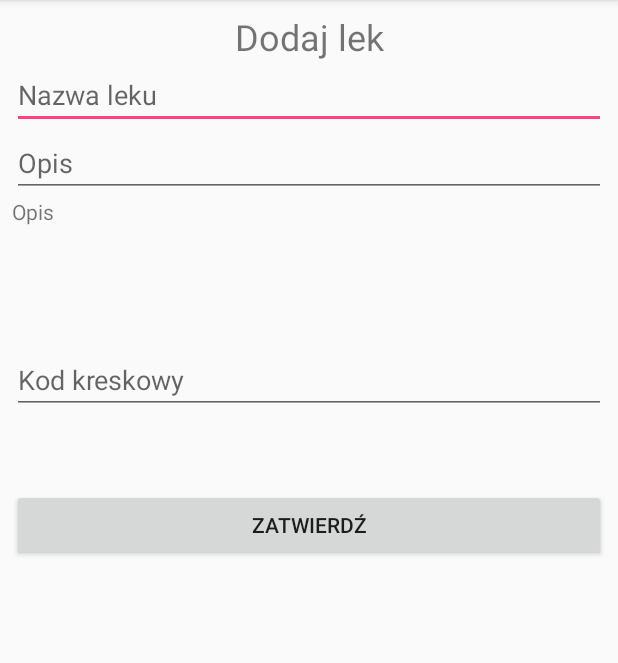
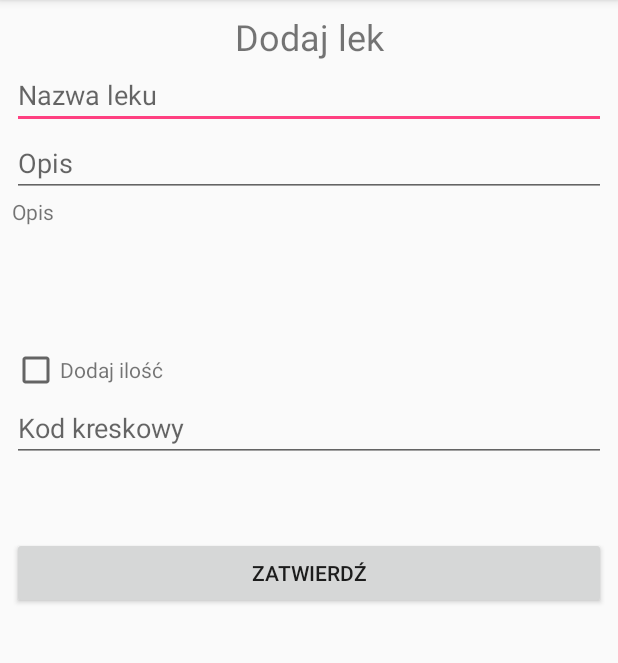
Before and after one commit to SmartUS-KNI/WirtualnaApteczka, an Android app: the screen it shows after launch (NewMedicineFormActivity), after a tap on "DODAJ LEK", on a phone screen of 412 x 824 dp, the part 84-747 px from its top. Run offline under Robolectric (Android 15) with nearby library versions, the phone set to English and light mode, and no system bars; libraries missing offline, so code that uses them is left out: org.greenrobot.greendao; 5 statements that could not run were skipped.

Commit message:
Added: -enum for medicine type -elements to set a count in form -query in SQLiteDatabaseHelper -some strings -spinners' implementation
Modified:
-database structure

```diff
--- a/DatabaseGenerator/src/main/java/com/greendao/MyGenerator.java
+++ b/DatabaseGenerator/src/main/java/com/greendao/MyGenerator.java
@@ -42,6 +42,12 @@ public class MyGenerator {
         Property medicineIdFkInfo = information.addLongProperty(
                 "idMedicine").getProperty();
 
+        Entity medicine_count = schema.addEntity("Medicine_Count");
+        medicine_count.addIdProperty().autoincrement();
+        medicine_count.addDoubleProperty("count");
+        medicine_count.addLongProperty("medicineType").notNull();
+        medicine_count.addIntProperty("medicineTypeUnit").notNull();
+
         Entity medicine = schema.addEntity("Medicine");
         medicine.addIdProperty().autoincrement();
         medicine.addStringProperty("name");
@@ -49,6 +55,8 @@ public class MyGenerator {
         medicine.addStringProperty("tag");
         medicine.addStringProperty("EAN");
         //FK
+        Property medicineCountIdFKMedicine = medicine.addLongProperty(
+                "idCount").getProperty();
 
         Entity tags_list = schema.addEntity("Tags_List");
         tags_list.addIdProperty().autoincrement();
@@ -87,6 +95,9 @@ public class MyGenerator {
         tag.addToMany(tags_list, tagIdFKTagsList).setName("tagsList");
         tags_list.addToOne(tag, tagIdFKTagsList);
 
+        medicine.addToOne(medicine_count, medicineCountIdFKMedicine);
+        //medicine_count.addToOne(medicine, medicineCountIdFKMedicine);
+
         new File("..\\app\\src\\main\\java\\generatedDatabaseTables").mkdir();
         new DaoGenerator().generateAll(schema, "..\\app\\src\\main\\java\\generatedDatabaseTables");
     }
--- a/app/src/main/java/smartcity/kni/wirtualnaapteczka/NewMedicineFormActivity.java
+++ b/app/src/main/java/smartcity/kni/wirtualnaapteczka/NewMedicineFormActivity.java
@@ -3,12 +3,21 @@ package smartcity.kni.wirtualnaapteczka;
 import android.support.v7.app.AppCompatActivity;
 import android.os.Bundle;
 import android.view.View;
+import android.widget.AdapterView;
+import android.widget.ArrayAdapter;
 import android.widget.Button;
+import android.widget.CheckBox;
+import android.widget.CompoundButton;
+import android.widget.LinearLayout;
+import android.widget.Spinner;
 import android.widget.Toast;
 
+import java.util.ArrayList;
+import java.util.List;
 import java.util.Map;
 
 import smartcity.kni.wirtualnaapteczka.enums.ELayoutContentType;
+import smartcity.kni.wirtualnaapteczka.enums.EMedicineType;
 import smartcity.kni.wirtualnaapteczka.exceptions.MissingConverterException;
 import smartcity.kni.wirtualnaapteczka.layout.content.LayoutContent;
 import smartcity.kni.wirtualnaapteczka.layout.content.LayoutContentConfig;
@@ -24,7 +33,38 @@ public class NewMedicineFormActivity extends AppCompatActivity {
         super.onCreate(savedInstanceState);
         this.setContentView(R.layout.activity_new_medicine_form);
 
+        final LinearLayout countingContainer = (LinearLayout) findViewById(R.id.counting_container);
+        CheckBox countCheckBox = (CheckBox)findViewById(R.id.check_counting);
+        Spinner medicineType = (Spinner) findViewById(R.id.medicine_type);
+        final Spinner medicineTypeUnit = (Spinner) findViewById(R.id.medicine_type_unit);
         Button submitFormButton = (Button) findViewById(R.id.submit_From_New_Medicine_Button);
+
+        countingContainer.setVisibility(View.GONE);
+        countCheckBox.setOnCheckedChangeListener(new CompoundButton.OnCheckedChangeListener() {
+            @Override
+            public void onCheckedChanged(CompoundButton buttonView, boolean isChecked) {
+                if(isChecked)
+                    countingContainer.setVisibility(View.VISIBLE);
+                else
+                    countingContainer.setVisibility(View.GONE);
+            }
+        });
+
+        this.fillSpinnerWithStrings(medicineType, getString(R.string.medicine_type), this.getStringsFromMedicineType());
+        medicineType.setOnItemSelectedListener(new AdapterView.OnItemSelectedListener() {
+            @Override
+            public void onItemSelected(AdapterView<?> parent, View view, int position, long id) {
+                if(position > 0)
+                    fillSpinnerWithStrings(medicineTypeUnit, getString(R.string.medicine_type_unit), EMedicineType.values()[position-1].getUnits());
+                else
+                    fillSpinnerWithStrings(medicineTypeUnit, getString(R.string.medicine_type_unit), null);
+            }
+
+            @Override
+            public void onNothingSelected(AdapterView<?> parent) {
+                //NOTHING TO DO
+            }
+        });
 
         submitFormButton.setOnClickListener(new View.OnClickListener() {
 
@@ -65,4 +105,26 @@ public class NewMedicineFormActivity extends AppCompatActivity {
         return medicine;
     }
 
+    private void fillSpinnerWithStrings(Spinner spinner, String prefix, List<String> strings) {
+        List<String> spinnerStrings = new ArrayList<>();
+
+        spinnerStrings.add(prefix);
+
+        if(strings != null)
+            spinnerStrings.addAll(strings);
+
+        ArrayAdapter<String> spinnerAdapter = new ArrayAdapter<String>(this, R.layout.support_simple_spinner_dropdown_item,
+                (String[])spinnerStrings.toArray(new String[spinnerStrings.size()]));
+        spinner.setAdapter(spinnerAdapter);
+    }
+
+    private List<String> getStringsFromMedicineType() {
+        List<String> medicineTypeStrings = new ArrayList<>();
+
+        for(EMedicineType i: EMedicineType.values()) {
+            medicineTypeStrings.add(i.getName());
+        }
+
+        return medicineTypeStrings;
+    }
 }
--- /dev/null
+++ b/app/src/main/java/smartcity/kni/wirtualnaapteczka/enums/EMedicineType.java
@@ -0,0 +1,51 @@
+package smartcity.kni.wirtualnaapteczka.enums;
+
+import java.util.Arrays;
+import java.util.List;
+
+/**
+ * Created by Aleksander on 18.02.2018.
+ */
+
+public enum EMedicineType {
+
+    MEDICINE_TYPE_PILL("Tabletka", true, "szt."),
+    MEDICINE_TYPE_CAPSULE("Kapsułka", true, "szt."),
+    MEDICINE_TYPE_SUPPOSITORY("Czopek", true, "szt."),
+    MEDICINE_TYPE_OINTMENT("Maść", false, "szt.", "ml."),
+    MEDICINE_TYPE_SYRUP("Syrop", false, "g.", "ml.");
+
+    private static long generatedId = 1;
+
+    private long id;
+    private String name;
+    private boolean countable;
+    private List<String> units;
+
+    private EMedicineType(String name, boolean countable, String... units) {
+        this.id = this.generateId();
+        this.name = name;
+        this.countable = countable;
+        this.units = Arrays.asList(units);
+    }
+
+    private long generateId() {
+        return generatedId++;
+    }
+
+    public long getId() {
+        return id;
+    }
+
+    public String getName() {
+        return name;
+    }
+
+    public boolean isCountable() {
+        return countable;
+    }
+
+    public List<String> getUnits() {
+        return units;
+    }
+}
--- a/app/src/main/java/smartcity/kni/wirtualnaapteczka/net/database/SQLiteDatabaseHelper.java
+++ b/app/src/main/java/smartcity/kni/wirtualnaapteczka/net/database/SQLiteDatabaseHelper.java
@@ -11,6 +11,7 @@ import smartcity.kni.wirtualnaapteczka.DaoMaster;
 import smartcity.kni.wirtualnaapteczka.DaoSession;
 import smartcity.kni.wirtualnaapteczka.Medicine;
 import smartcity.kni.wirtualnaapteczka.MedicineDao;
+import smartcity.kni.wirtualnaapteczka.enums.EMedicineType;
 
 /**
  * Created by Aleksander on 04.02.2018.
@@ -92,5 +93,14 @@ public class SQLiteDatabaseHelper {
         }
     }
 
+    public EMedicineType getMedicineTypeById(long id) {
+        for(EMedicineType i: EMedicineType.values()) {
+            if(i.getId() == id)
+                return i;
+        }
+
+        return null;
+    }
+
     //IF YOU WANT TO ANY OTHER QUERY YOU CAN WRITE HERE IT
 }
--- a/app/src/main/res/layout/activity_medicine_info.xml
+++ b/app/src/main/res/layout/activity_medicine_info.xml
@@ -47,6 +47,12 @@
             android:layout_weight="1"
             android:text="@string/description" />
 
+        <TextView
+            android:id="@+id/count_From_Medicine_Info_TextView"
+            android:layout_width="wrap_content"
+            android:layout_height="wrap_content"
+            />
+
         <EditText
             android:id="@+id/barcode_From_Medicine_Info_EditText"
             android:layout_width="match_parent"
--- a/app/src/main/res/layout/activity_new_medicine_form.xml
+++ b/app/src/main/res/layout/activity_new_medicine_form.xml
@@ -52,6 +52,67 @@
             android:layout_height="99dp"
             android:text="@string/description" />
 
+        <LinearLayout
+            android:layout_width="wrap_content"
+            android:layout_height="wrap_content">
+
+            <CheckBox
+                android:id="@+id/check_counting"
+                android:layout_width="wrap_content"
+                android:layout_height="wrap_content" />
+
+            <TextView
+                android:layout_width="wrap_content"
+                android:layout_height="wrap_content"
+                android:text="@string/enable_counting_label"/>
+        </LinearLayout>
+
+        <LinearLayout
+            android:id="@+id/counting_container"
+            android:layout_width="match_parent"
+            android:layout_height="wrap_content"
+            android:orientation="vertical"
+            android:padding="10dp">
+
+            <LinearLayout
+                android:layout_width="match_parent"
+                android:layout_height="wrap_content"
+                android:orientation="horizontal">
+                <TextView
+                    android:layout_width="wrap_content"
+                    android:layout_height="wrap_content"
+                    android:text="@string/medicine_type"
+                    android:gravity="center_vertical"/>
+                <Spinner
+                    android:id="@+id/medicine_type"
+                    android:layout_width="wrap_content"
+                    android:layout_height="wrap_content"
+                    android:layout_marginLeft="20dp"
+                    android:prompt="@string/select_medicine_type"
+                    android:spinnerMode="dialog"></Spinner>
+            </LinearLayout>
+
+            <LinearLayout
+                android:layout_width="match_parent"
+                android:layout_height="wrap_content"
+                android:orientation="horizontal">
+
+                <EditText
+                    android:layout_width="wrap_content"
+                    android:layout_height="wrap_content"
+                    android:inputType="numberDecimal"
+                    android:hint="Ilość"/>
+                <Spinner
+                    android:id="@+id/medicine_type_unit"
+                    android:layout_width="wrap_content"
+                    android:layout_height="wrap_content"
+                    android:spinnerMode="dialog"
+                    android:prompt="@string/select_medicine_type_unit"
+                    android:layout_marginLeft="20dp"
+                    android:layout_gravity="center_vertical"></Spinner>
+            </LinearLayout>
+        </LinearLayout>
+
         <EditText
             android:id="@+id/barcode_From_New_Medicine_EditText"
             android:layout_width="match_parent"
--- a/app/src/main/res/values/strings.xml
+++ b/app/src/main/res/values/strings.xml
@@ -8,6 +8,9 @@
     <string name="details">Szczegóły leku</string>
     <string name="name_of_medicine">Nazwa leku</string>
     <string name="description">Opis</string>
+    <string name="enable_counting_label">Dodaj ilość</string>
+    <string name="medicine_type">Rodzaj leku:</string>
+    <string name="medicine_type_unit">Jednostka:</string>
     <string name="barcode">Kod kreskowy</string>
     <string name="function">Funkcje:</string>
     <string name="modify_medicine">Modyfikuj lek</string>
@@ -22,5 +25,7 @@
     <string name="add_medicine_success">Lek został poprawnie dodany</string>
     <string name="add_medicine_failure">Lek nie został dodany</string>
     <string name="search">Szukaj</string>
+    <string name="select_medicine_type">Wybierz rodzaj leku:</string>
+    <string name="select_medicine_type_unit">Wybierz jednostkę:</string>
 
 </resources>
```
